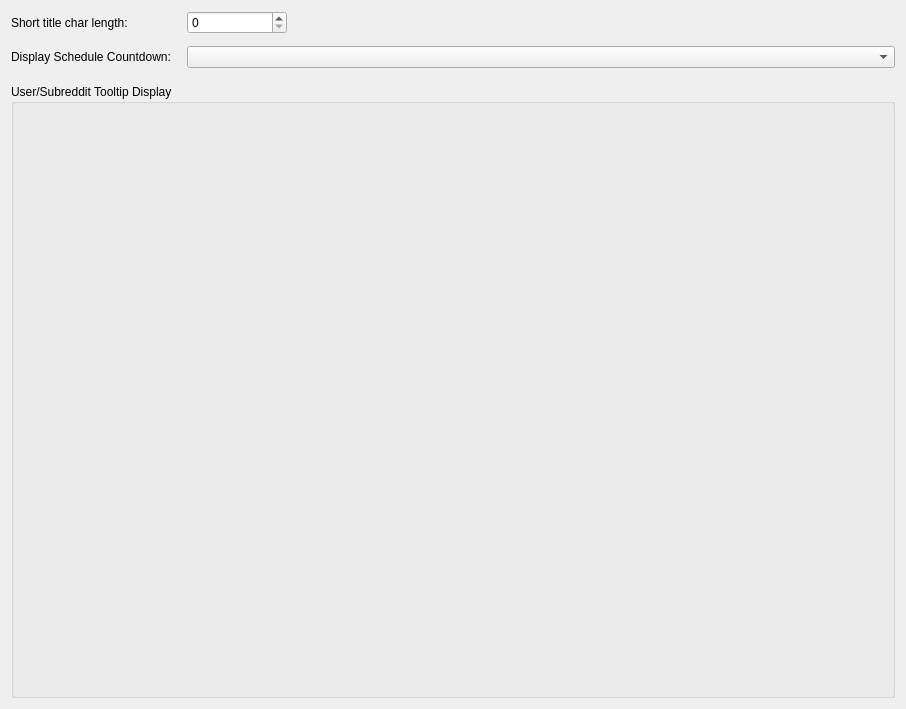
MalloyDelacroix/DownloaderForReddit, file Resources/ui_files/settings/display_settings_widget.ui: the form before one commit.
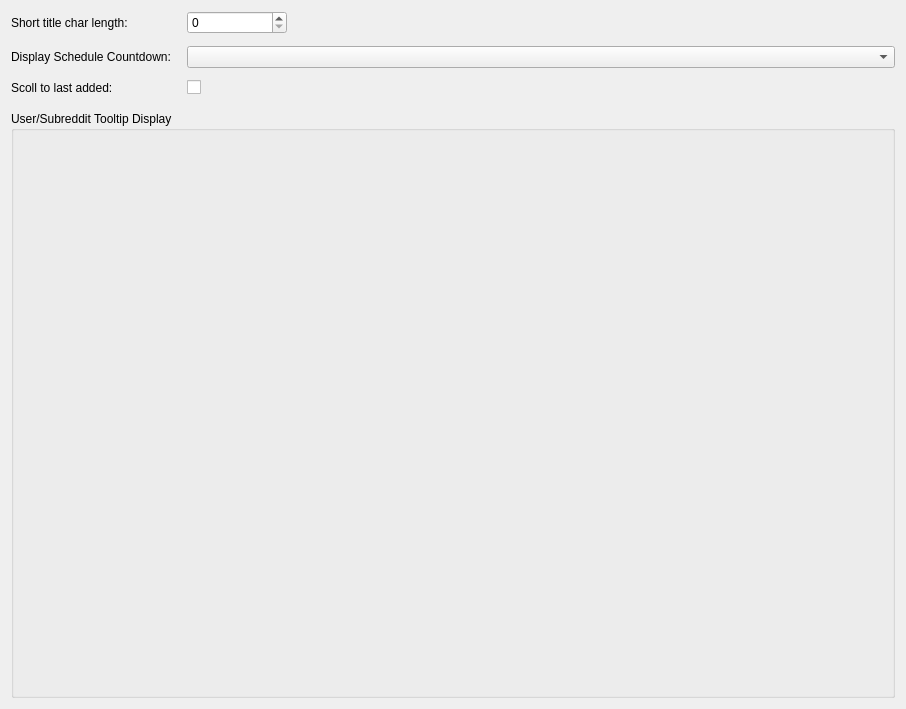
The form after the commit.

Commit message: Make list able to scroll to new reddit object when added

The edit to the form file:
```diff
--- a/Resources/ui_files/settings/display_settings_widget.ui
+++ b/Resources/ui_files/settings/display_settings_widget.ui
@@ -69,6 +69,23 @@
      <item row="1" column="1">
       <widget class="QComboBox" name="schedule_countdown_combo"/>
      </item>
+     <item row="2" column="0">
+      <widget class="QLabel" name="label_3">
+       <property name="toolTip">
+        <string>&lt;html&gt;&lt;head/&gt;&lt;body&gt;&lt;p&gt;When selected, the user/subreddit list will scroll to the new entry when a new user/subreddit is added&lt;/p&gt;&lt;/body&gt;&lt;/html&gt;</string>
+       </property>
+       <property name="text">
+        <string>Scoll to last added:</string>
+       </property>
+      </widget>
+     </item>
+     <item row="2" column="1">
+      <widget class="QCheckBox" name="scroll_to_last_added_checkbox">
+       <property name="text">
+        <string/>
+       </property>
+      </widget>
+     </item>
     </layout>
    </item>
    <item>
```
The commit also changes 5 other files.
